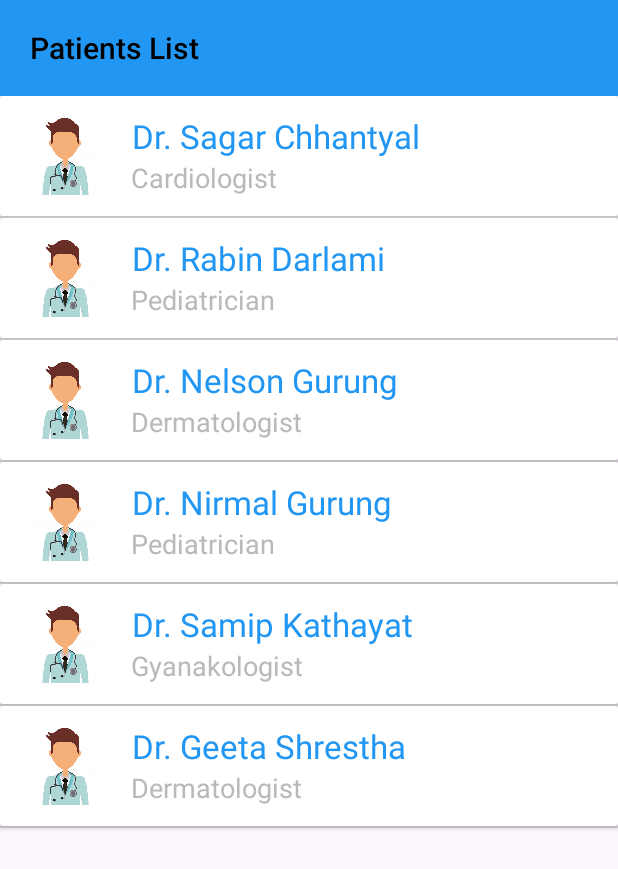
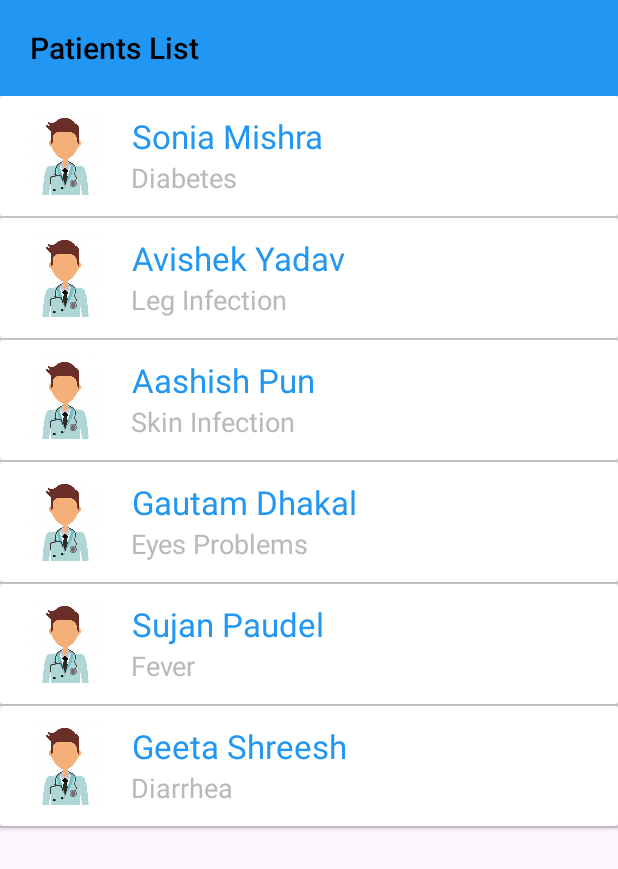
Before and after one commit to asagarp/Doctor-Booking-System, an Android app: the PatientListActivity screen opened directly, with no data from a screen before it, on a phone screen of 412 x 824 dp. Shown: the top 869 px of the screen. Run offline under Robolectric (Android 15) with nearby library versions, the phone set to English and light mode, and no system bars.

```diff
--- a/app/build.gradle.kts
+++ b/app/build.gradle.kts
@@ -46,6 +46,10 @@ dependencies {
     implementation(libs.androidx.activity)
     implementation(libs.androidx.constraintlayout)
     implementation(libs.car.ui.lib)
+    implementation(libs.retrofit)
+    implementation(libs.retrofit.converter.gson)
+    implementation(libs.okhttp.logging.interceptor)
+
 
     testImplementation(libs.junit)
     androidTestImplementation(libs.androidx.junit)
--- a/app/src/main/java/com/example/doctor_booking_system/forDoctor/Patient.kt
+++ b/app/src/main/java/com/example/doctor_booking_system/forDoctor/Patient.kt
@@ -4,7 +4,7 @@ import android.os.Parcel
 import android.os.Parcelable
 import com.example.doctor_booking_system.forUser.Doctor
 
-data class Patient(val name: String, val specialty: String, val imageID: Int) : Parcelable {
+data class Patient(val name: String, val condition: String, val imageID: Int) : Parcelable {
 
     constructor(parcel: Parcel) : this(
         parcel.readString() ?: "",
@@ -14,7 +14,7 @@ data class Patient(val name: String, val specialty: String, val imageID: Int) :
 
     override fun writeToParcel(parcel: Parcel, flags: Int) {
         parcel.writeString(name)
-        parcel.writeString(specialty)
+        parcel.writeString(condition)
         parcel.writeInt(imageID)
     }
 
--- a/app/src/main/java/com/example/doctor_booking_system/forDoctor/PatientAdapter.kt
+++ b/app/src/main/java/com/example/doctor_booking_system/forDoctor/PatientAdapter.kt
@@ -41,7 +41,7 @@ class PatientAdapter(
         // Populate views if doctor is not null
         patient?.let {
             viewHolder.nameTextView.text = it.name
-            viewHolder.specialtyTextView.text = it.specialty
+            viewHolder.specialtyTextView.text = it.condition
             viewHolder.imageView.setImageResource(it.imageID)
         }
 
--- a/app/src/main/java/com/example/doctor_booking_system/forDoctor/PatientListActivity.kt
+++ b/app/src/main/java/com/example/doctor_booking_system/forDoctor/PatientListActivity.kt
@@ -12,12 +12,12 @@ import java.util.ArrayList
 class PatientListActivity : AppCompatActivity() {
 
     private val patientsList: List<Patient> = listOf(
-        Patient("Dr. Sagar Chhantyal", "Cardiologist", R.drawable.doctor),
-        Patient("Dr. Rabin Darlami", "Pediatrician", R.drawable.doctor),
-        Patient("Dr. Nelson Gurung", "Dermatologist", R.drawable.doctor),
-        Patient("Dr. Nirmal Gurung", "Pediatrician", R.drawable.doctor),
-        Patient("Dr. Samip Kathayat", "Gyanakologist", R.drawable.doctor),
-        Patient("Dr. Geeta Shrestha", "Dermatologist", R.drawable.doctor)
+        Patient("Sonia Mishra", "Diabetes", R.drawable.doctor),
+        Patient("Avishek Yadav", "Leg Infection", R.drawable.doctor),
+        Patient("Aashish Pun", "Skin Infection", R.drawable.doctor),
+        Patient("Gautam Dhakal", "Eyes Problems", R.drawable.doctor),
+        Patient("Sujan Paudel", "Fever", R.drawable.doctor),
+        Patient("Geeta Shreesh", "Diarrhea", R.drawable.doctor)
         // Add more doctors as needed
     )
 
--- a/app/src/main/java/com/example/doctor_booking_system/forUser/PatientActivity.kt
+++ b/app/src/main/java/com/example/doctor_booking_system/forUser/PatientActivity.kt
@@ -51,7 +51,8 @@ class PatientActivity : AppCompatActivity() {
 
         findViewById<Button>(R.id.appointments).setOnClickListener {
             val intent = Intent(this, AppointmentActivity::class.java)
-            intent.getParcelableArrayListExtra("bookedDoctors", Doctor::class.java) ?: ArrayList()
+            val bookedDoctors = intent.getParcelableArrayListExtra<Doctor>("bookedDoctors") ?: ArrayList()
+            intent.putParcelableArrayListExtra("bookedDoctors", bookedDoctors)
             startActivity(intent)
         }
 
```
Also changed, not shown: app/src/main/AndroidManifest.xml (+8 -8 lines), app/src/main/java/com/example/doctor_booking_system/ViewModal/UserViewModal.kt (added, +33 -0 lines), app/src/main/java/com/example/doctor_booking_system/data/model/User.kt (added, +7 -0 lines), app/src/main/java/com/example/doctor_booking_system/data/remote/ApiClient.kt (added, +29 -0 lines), app/src/main/java/com/example/doctor_booking_system/data/remote/ApiHelper.kt (added, +7 -0 lines), app/src/main/java/com/example/doctor_booking_system/data/remote/ApiService.kt (added, +11 -0 lines), app/src/main/java/com/example/doctor_booking_system/data/repository/UserRepository.kt (added, +7 -0 lines), app/src/main/java/com/example/doctor_booking_system/utils/Resource.kt (added, +23 -0 lines), gradle/libs.versions.toml (+16 -9 lines).
